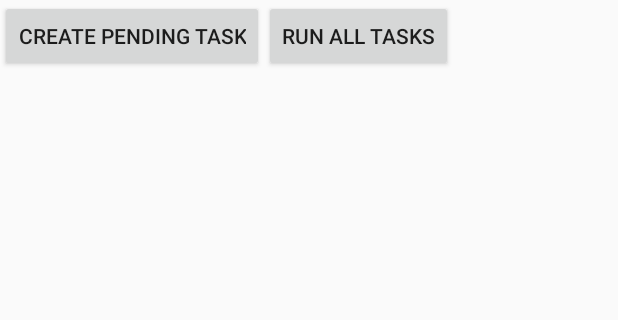
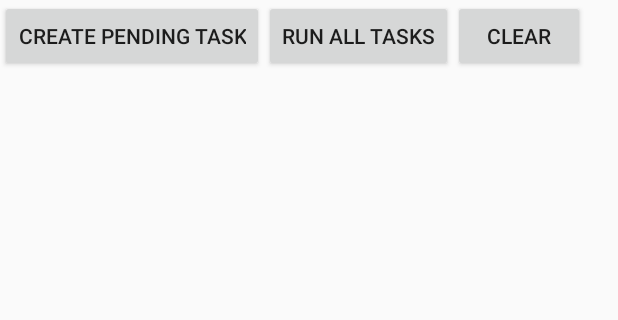
Before and after one commit to levibostian/Wendy-Android, an Android app: the screen it shows after launch (MainActivity), on a phone screen of 412 x 824 dp, the part 316-636 px from its top. Run offline under Robolectric (Android 15) with nearby library versions, the phone set to English and light mode, and no system bars; libraries missing offline, so code that uses them is left out: com.evernote.android, org.jetbrains.anko; 4 statements that could not run were skipped.

Commit message:
Add a clear function to Wendy to clear all data.

```diff
--- a/app/src/main/res/layout/activity_main.xml
+++ b/app/src/main/res/layout/activity_main.xml
@@ -49,6 +49,12 @@
             android:layout_width="wrap_content"
             android:layout_height="wrap_content"
             android:text="Run all tasks"/>
+
+        <Button
+            android:id="@+id/activity_main_clear_all_data_button"
+            android:layout_width="wrap_content"
+            android:layout_height="wrap_content"
+            android:text="Clear"/>
     </LinearLayout>
 
     <android.support.v7.widget.RecyclerView
--- a/wendy/src/main/java/com/levibostian/wendy/util/PendingTasksUtil.kt
+++ b/wendy/src/main/java/com/levibostian/wendy/util/PendingTasksUtil.kt
@@ -1,5 +1,6 @@
 package com.levibostian.wendy.util
 
+import android.annotation.SuppressLint
 import android.content.Context
 import android.preference.PreferenceManager
 import java.util.*
@@ -18,6 +19,7 @@ internal object PendingTasksUtil {
         return if (value > 0L) Date(value) else null
     }
 
+    @SuppressLint("ApplySharedPref")
     internal fun setRerunCurrentlyRunningPendingTask(context: Context, date: Date? = Date()) {
         val valueToSet: Long = date?.time ?: 0L
         PreferenceManager.getDefaultSharedPreferences(context).edit().putLong(RERUN_CURRENTLY_RUNNING_PENDING_TASK_KEY, valueToSet).commit()
```
Also changed, not shown: app/src/main/java/com/levibostian/wendyexample/MainActivity.kt (+9 -0 lines), wendy/src/main/java/com/levibostian/wendy/service/Wendy.kt (+8 -10 lines), 1 other file.
